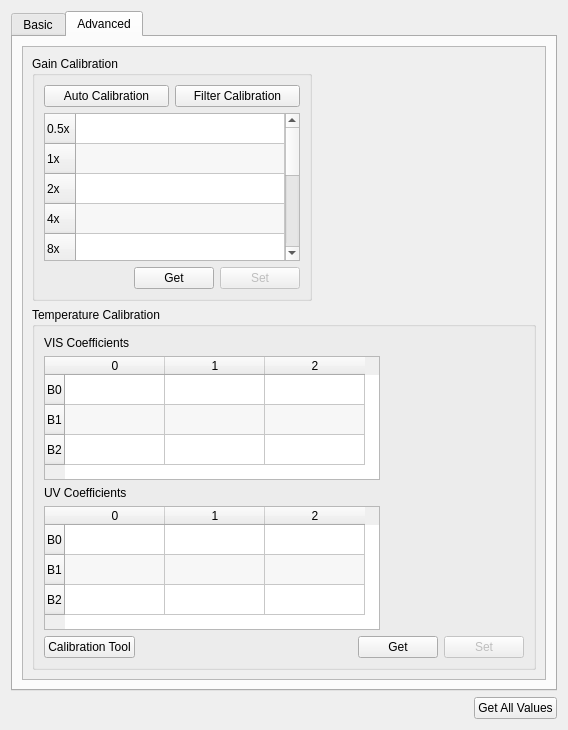
This is src/calibrationuvvistab.ui in dektronics/densitometer-desktop as Qt 5 draws it before an edit. The edited form follows.
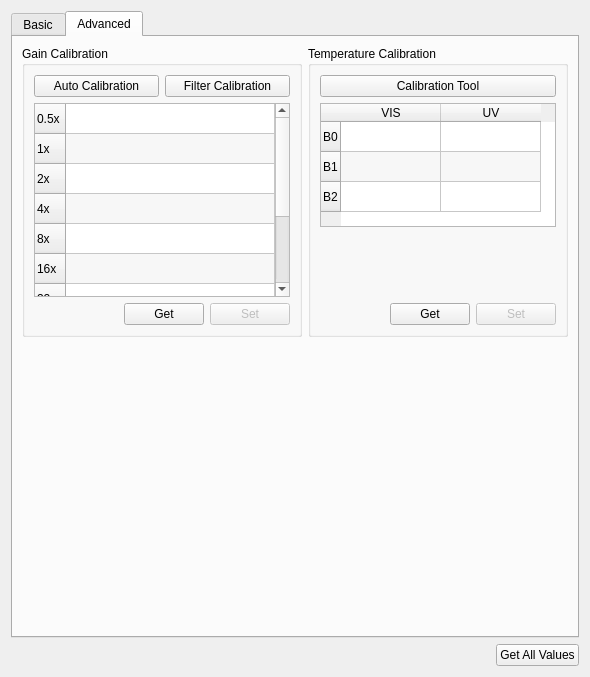
This is the edited form. The open tabs and pages were chosen to show the change.

Diff of the .ui file:
```diff
--- a/src/calibrationuvvistab.ui
+++ b/src/calibrationuvvistab.ui
@@ -6,8 +6,8 @@
    <rect>
     <x>0</x>
     <y>0</y>
-    <width>568</width>
-    <height>730</height>
+    <width>590</width>
+    <height>677</height>
    </rect>
   </property>
   <property name="sizePolicy">
@@ -367,21 +367,8 @@
       </attribute>
       <layout class="QVBoxLayout" name="verticalLayout_4">
        <item>
-        <widget class="QScrollArea" name="scrollArea">
-         <property name="widgetResizable">
-          <bool>true</bool>
-         </property>
-         <widget class="QWidget" name="scrollAreaWidgetContents">
-          <property name="geometry">
-           <rect>
-            <x>0</x>
-            <y>0</y>
-            <width>526</width>
-            <height>631</height>
-           </rect>
-          </property>
-          <layout class="QGridLayout" name="gridLayout">
-           <item row="0" column="0">
+        <layout class="QHBoxLayout" name="horizontalLayout_3">
+         <item>
             <widget class="QGroupBox" name="gainGroupBox">
              <property name="sizePolicy">
               <sizepolicy hsizetype="Minimum" vsizetype="Minimum">
@@ -537,158 +524,13 @@
              </layout>
             </widget>
            </item>
-           <item row="1" column="0" colspan="2">
+         <item>
             <widget class="QGroupBox" name="tempGroupBox">
              <property name="title">
               <string>Temperature Calibration</string>
              </property>
              <layout class="QVBoxLayout" name="verticalLayout">
               <item>
-               <widget class="QLabel" name="label">
-                <property name="text">
-                 <string>VIS Coefficients</string>
-                </property>
-               </widget>
-              </item>
-              <item>
-               <layout class="QHBoxLayout" name="horizontalLayout_4">
-                <item>
-                 <widget class="QTableWidget" name="visTempTableWidget">
-                  <property name="sizePolicy">
-                   <sizepolicy hsizetype="Expanding" vsizetype="Fixed">
-                    <horstretch>0</horstretch>
-                    <verstretch>0</verstretch>
-                   </sizepolicy>
-                  </property>
-                  <property name="sizeAdjustPolicy">
-                   <enum>QAbstractScrollArea::SizeAdjustPolicy::AdjustToContents</enum>
-                  </property>
-                  <property name="alternatingRowColors">
-                   <bool>true</bool>
-                  </property>
-                  <attribute name="verticalHeaderStretchLastSection">
-                   <bool>false</bool>
-                  </attribute>
-                  <row>
-                   <property name="text">
-                    <string>B0</string>
-                   </property>
-                  </row>
-                  <row>
-                   <property name="text">
-                    <string>B1</string>
-                   </property>
-                  </row>
-                  <row>
-                   <property name="text">
-                    <string>B2</string>
-                   </property>
-                  </row>
-                  <column>
-                   <property name="text">
-                    <string>0</string>
-                   </property>
-                  </column>
-                  <column>
-                   <property name="text">
-                    <string>1</string>
-                   </property>
-                  </column>
-                  <column>
-                   <property name="text">
-                    <string>2</string>
-                   </property>
-                  </column>
-                 </widget>
-                </item>
-                <item>
-                 <spacer name="horizontalSpacer_3">
-                  <property name="orientation">
-                   <enum>Qt::Orientation::Horizontal</enum>
-                  </property>
-                  <property name="sizeHint" stdset="0">
-                   <size>
-                    <width>40</width>
-                    <height>20</height>
-                   </size>
-                  </property>
-                 </spacer>
-                </item>
-               </layout>
-              </item>
-              <item>
-               <widget class="QLabel" name="label_2">
-                <property name="text">
-                 <string>UV Coefficients</string>
-                </property>
-               </widget>
-              </item>
-              <item>
-               <layout class="QHBoxLayout" name="horizontalLayout_5">
-                <item>
-                 <widget class="QTableWidget" name="uvTempTableWidget">
-                  <property name="sizePolicy">
-                   <sizepolicy hsizetype="Expanding" vsizetype="Fixed">
-                    <horstretch>0</horstretch>
-                    <verstretch>0</verstretch>
-                   </sizepolicy>
-                  </property>
-                  <property name="sizeAdjustPolicy">
-                   <enum>QAbstractScrollArea::SizeAdjustPolicy::AdjustToContents</enum>
-                  </property>
-                  <property name="alternatingRowColors">
-                   <bool>true</bool>
-                  </property>
-                  <row>
-                   <property name="text">
-                    <string>B0</string>
-                   </property>
-                  </row>
-                  <row>
-                   <property name="text">
-                    <string>B1</string>
-                   </property>
-                  </row>
-                  <row>
-                   <property name="text">
-                    <string>B2</string>
-                   </property>
-                  </row>
-                  <column>
-                   <property name="text">
-                    <string>0</string>
-                   </property>
-                  </column>
-                  <column>
-                   <property name="text">
-                    <string>1</string>
-                   </property>
-                  </column>
-                  <column>
-                   <property name="text">
-                    <string>2</string>
-                   </property>
-                  </column>
-                 </widget>
-                </item>
-                <item>
-                 <spacer name="horizontalSpacer_4">
-                  <property name="orientation">
-                   <enum>Qt::Orientation::Horizontal</enum>
-                  </property>
-                  <property name="sizeHint" stdset="0">
-                   <size>
-                    <width>40</width>
-                    <height>20</height>
-                   </size>
-                  </property>
-                 </spacer>
-                </item>
-               </layout>
-              </item>
-              <item>
-               <layout class="QHBoxLayout" name="horizontalLayout">
-                <item>
                  <widget class="QPushButton" name="tempCalPushButton">
                   <property name="text">
                    <string>Calibration Tool</string>
@@ -696,6 +538,65 @@
                  </widget>
                 </item>
                 <item>
+             <widget class="QTableWidget" name="tempTableWidget">
+              <property name="sizePolicy">
+               <sizepolicy hsizetype="Expanding" vsizetype="Fixed">
+                <horstretch>0</horstretch>
+                <verstretch>0</verstretch>
+               </sizepolicy>
+              </property>
+              <property name="sizeAdjustPolicy">
+               <enum>QAbstractScrollArea::SizeAdjustPolicy::AdjustToContents</enum>
+              </property>
+              <property name="alternatingRowColors">
+               <bool>true</bool>
+              </property>
+              <attribute name="verticalHeaderStretchLastSection">
+               <bool>false</bool>
+              </attribute>
+              <row>
+               <property name="text">
+                <string>B0</string>
+               </property>
+              </row>
+              <row>
+               <property name="text">
+                <string>B1</string>
+               </property>
+              </row>
+              <row>
+               <property name="text">
+                <string>B2</string>
+               </property>
+              </row>
+              <column>
+               <property name="text">
+                <string>VIS</string>
+               </property>
+              </column>
+              <column>
+               <property name="text">
+                <string>UV</string>
+               </property>
+              </column>
+             </widget>
+            </item>
+            <item>
+             <spacer name="verticalSpacer">
+              <property name="orientation">
+               <enum>Qt::Orientation::Vertical</enum>
+              </property>
+              <property name="sizeHint" stdset="0">
+               <size>
+                <width>20</width>
+                <height>40</height>
+               </size>
+              </property>
+             </spacer>
+            </item>
+            <item>
+             <layout class="QHBoxLayout" name="horizontalLayout">
+              <item>
                  <spacer name="horizontalSpacer">
                   <property name="orientation">
                    <enum>Qt::Orientation::Horizontal</enum>
@@ -730,22 +631,20 @@
              </layout>
             </widget>
            </item>
-           <item row="0" column="1">
-            <spacer name="horizontalSpacer_2">
+        </layout>
+       </item>
+       <item>
+        <spacer name="verticalSpacer_3">
              <property name="orientation">
-              <enum>Qt::Orientation::Horizontal</enum>
+          <enum>Qt::Orientation::Vertical</enum>
              </property>
              <property name="sizeHint" stdset="0">
               <size>
-               <width>40</width>
-               <height>20</height>
+           <width>20</width>
+           <height>271</height>
               </size>
              </property>
             </spacer>
-           </item>
-          </layout>
-         </widget>
-        </widget>
        </item>
       </layout>
      </widget>
```
Left out of the diff: 7 changed lines with no effect on the pictures. Lines whose indentation alone changed are shown as unchanged.
